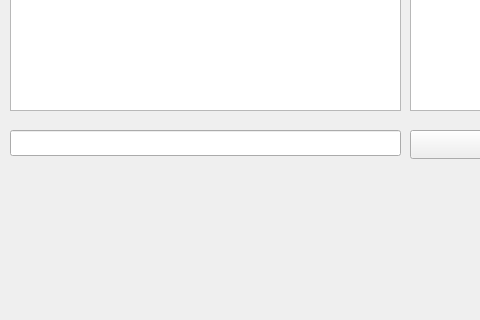
Old version of the form server/chatroom.ui in the repository heejin5484/Veda_Mini2; both pictures show x 0 to 480 and y 140 to 460 of the 616 by 460 pixel window.
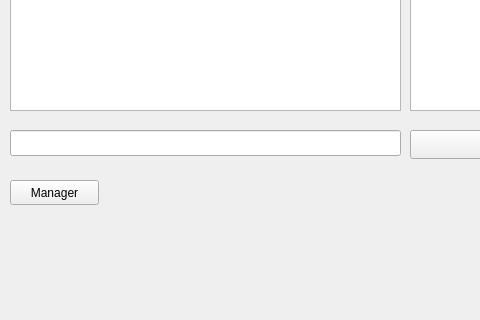
New version of the form.

```diff
--- a/server/chatroom.ui
+++ b/server/chatroom.ui
@@ -56,6 +56,19 @@
     <string>Send</string>
    </property>
   </widget>
+  <widget class="QPushButton" name="managerButton">
+   <property name="geometry">
+    <rect>
+     <x>10</x>
+     <y>320</y>
+     <width>89</width>
+     <height>25</height>
+    </rect>
+   </property>
+   <property name="text">
+    <string>Manager</string>
+   </property>
+  </widget>
  </widget>
  <resources/>
  <connections/>
```
